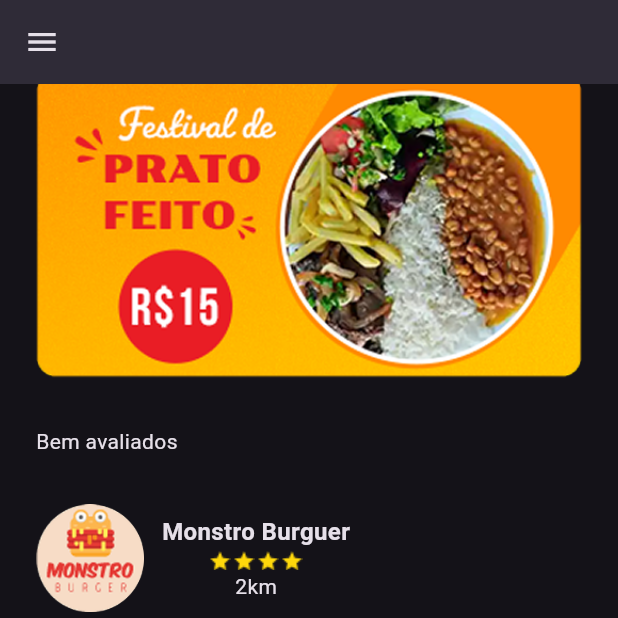
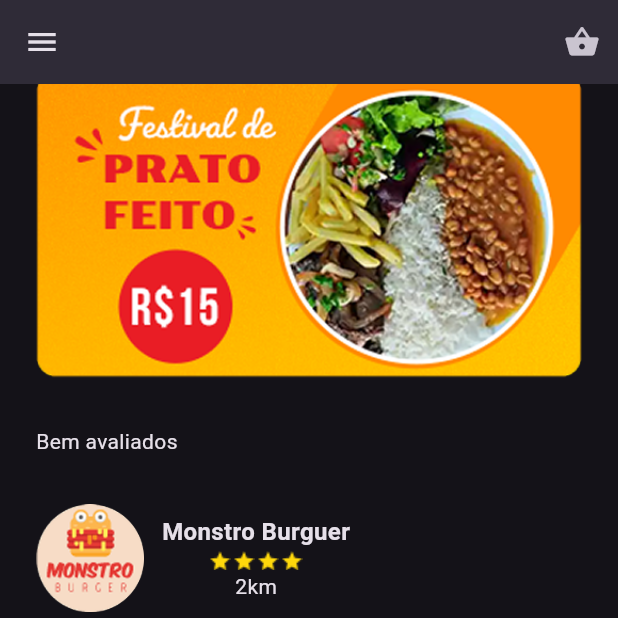
Before and after one commit to humbertoromanojr/tech_taste, a Flutter app: the screen it shows after launch, scrolled down 391 dp, on a phone screen of 412 x 824 dp, the top half of it. Run offline on Flutter 3.47's test engine with Material 3 defaults, Android fonts, the phone set to English and light mode, and no system bars; drawn by our look-alikes of badges.

```diff
--- a/lib/restaurant/restaurant_screen.dart
+++ b/lib/restaurant/restaurant_screen.dart
@@ -1,7 +1,9 @@
 import 'package:flutter/material.dart';
+import 'package:provider/provider.dart';
 import 'package:tech_taste/model/dish.dart';
 
 import 'package:tech_taste/model/restaurant.dart';
+import 'package:tech_taste/ui/_core/bag_provider.dart';
 import 'package:tech_taste/ui/_core/widgets/appbar.dart';
 
 class RestaurantScreen extends StatelessWidget {
@@ -38,7 +40,12 @@ class RestaurantScreen extends StatelessWidget {
                     style: TextStyle(fontWeight: FontWeight.bold),
                   ),
                   subtitle: Text('R\$${dish.price.toStringAsFixed(2)}'),
-                  trailing: IconButton(icon: Icon(Icons.add), onPressed: () {}),
+                  trailing: IconButton(
+                    onPressed: () {
+                      context.read<BagProvider>().addAllDishes([dish]);
+                    },
+                    icon: Icon(Icons.add),
+                  ),
                 );
               }),
             ),
--- a/lib/ui/_core/widgets/appbar.dart
+++ b/lib/ui/_core/widgets/appbar.dart
@@ -1,5 +1,25 @@
 import 'package:flutter/material.dart';
+import 'package:provider/provider.dart';
+import 'package:badges/badges.dart' as badges;
+
+import 'package:tech_taste/ui/_core/bag_provider.dart';
 
 AppBar getAppBar({required BuildContext context, String? title}) {
-  return AppBar(title: title != null ? Text(title) : null, centerTitle: true);
+  BagProvider bagProvider = Provider.of<BagProvider>(context);
+
+  return AppBar(
+    title: title != null ? Text(title) : null,
+    centerTitle: true,
+    actions: [
+      badges.Badge(
+        showBadge: bagProvider.dishesOnBag.isNotEmpty,
+        position: badges.BadgePosition.bottomStart(start: 0, bottom: 0),
+        badgeContent: Text(
+          bagProvider.dishesOnBag.length.toString(),
+          style: TextStyle(fontSize: 10),
+        ),
+        child: IconButton(icon: Icon(Icons.shopping_basket), onPressed: () {}),
+      ),
+    ],
+  );
 }
```
